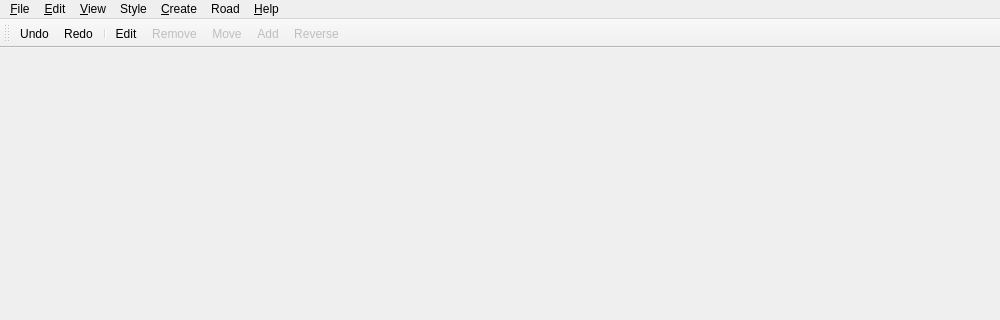
First picture: the form in MainWindow.ui, repository openstreetmap/merkaartor, before the edit; both pictures show x 0 to 1000 and y 0 to 320 of the 1000 by 600 pixel window.
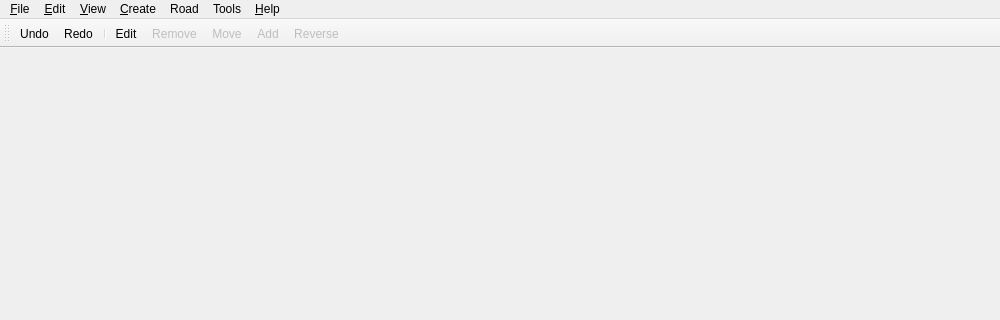
Second picture: the form after the edit. Icons and pictures are not drawn.

What changed in the file:
```diff
--- a/MainWindow.ui
+++ b/MainWindow.ui
@@ -19,7 +19,7 @@
      <x>0</x>
      <y>0</y>
      <width>1000</width>
-     <height>19</height>
+     <height>21</height>
     </rect>
    </property>
    <widget class="QMenu" name="menuHelp" >
@@ -78,9 +78,9 @@
     <addaction name="fileUploadAction" />
     <addaction name="fileQuitAction" />
    </widget>
-   <widget class="QMenu" name="menuStyle" >
+   <widget class="QMenu" name="menuTools" >
     <property name="title" >
-     <string>Style</string>
+     <string>Tools</string>
     </property>
     <addaction name="editMapStyleAction" />
     <addaction name="mapStyleLoadAction" />
@@ -89,9 +89,9 @@
    <addaction name="menuFile" />
    <addaction name="menuEdit" />
    <addaction name="menuView" />
-   <addaction name="menuStyle" />
    <addaction name="menuCreate" />
    <addaction name="menuRoad" />
+   <addaction name="menuTools" />
    <addaction name="menuHelp" />
   </widget>
   <widget class="QStatusBar" name="StatusBar" />
```
Left out of the diff: 27 changed lines with no effect on the pictures.
